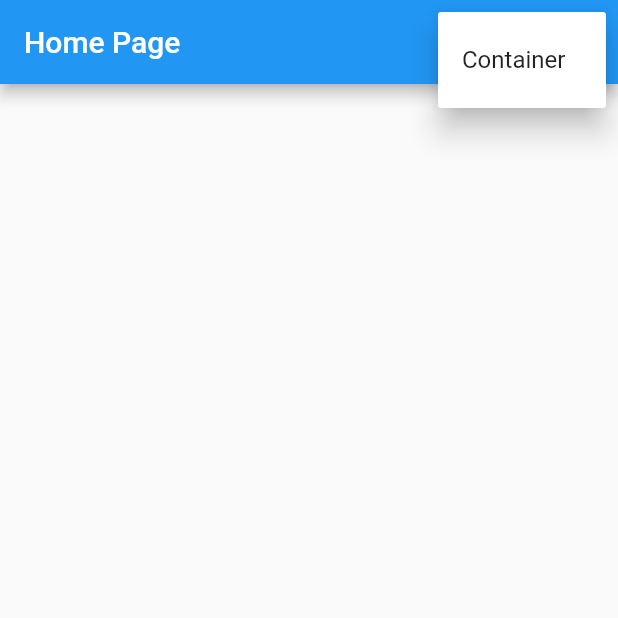
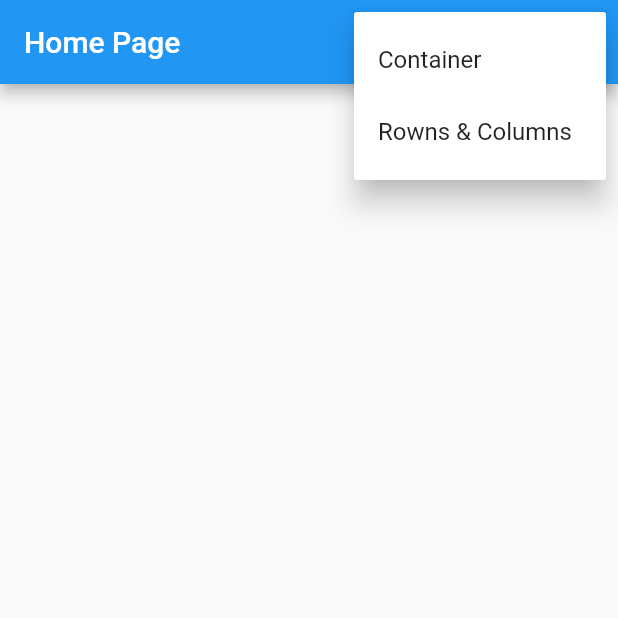
Before and after one commit to JnrMoraes/flutter-popup-menu, a Flutter app: the screen it shows after launch, after a tap on the "more vert" icon, on a phone screen of 412 x 824 dp, the top half of it. Run offline on Flutter 3.47's test engine with Material 2 defaults, Android fonts, the phone set to English and light mode, and no system bars.

Commit message:
columns & rows

```diff
--- a/lib/main.dart
+++ b/lib/main.dart
@@ -2,6 +2,7 @@ import 'package:flutter/material.dart';
 import 'package:study/pages/containers/container_page.dart';
 
 import 'pages/home/home_page.dart';
+import 'pages/rows_columns/row_column_page.dart';
 
 void main() {
   runApp(const MyApp());
@@ -20,6 +21,8 @@ class MyApp extends StatelessWidget {
       routes: {
         '/': (_) => const HomePage(),
         '/container': (_) => const ContainerPage(),
+        '/rows_columns': (_) => const RowColumnPage(),
+
       },
     );
   }
--- a/lib/pages/home/home_page.dart
+++ b/lib/pages/home/home_page.dart
@@ -2,6 +2,7 @@ import 'package:flutter/material.dart';
 
 enum PopupMenuPages {
   container,
+  row_columns,
 }
 
 class HomePage extends StatelessWidget {
@@ -19,6 +20,9 @@ class HomePage extends StatelessWidget {
                 case PopupMenuPages.container:
                   Navigator.of(context).pushNamed('/container');
                   break;
+                case PopupMenuPages.row_columns:
+                  Navigator.of(context).pushNamed('/rows_columns');
+                  break;
               }
             },
             itemBuilder: (BuildContext context) {
@@ -26,7 +30,11 @@ class HomePage extends StatelessWidget {
                 const PopupMenuItem<PopupMenuPages>(
                   value: PopupMenuPages.container,
                   child: Text('Container'),
-                )
+                ),
+                const PopupMenuItem<PopupMenuPages>(
+                  value: PopupMenuPages.row_columns,
+                  child: Text('Rowns & Columns'),
+                ),
               ];
             },
           ),
```
Also changed, not shown: lib/pages/rows_columns/row_column_page.dart (added, +43 -0 lines).
